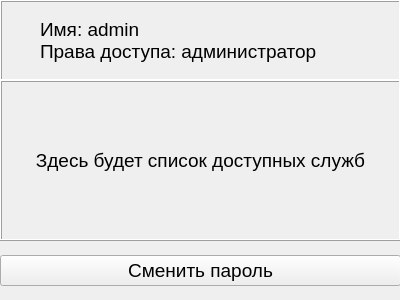
Before: the Qt Designer form university_project_client/aboutuserform.ui in Fxsh-pro/university_project, drawn with Qt 5.
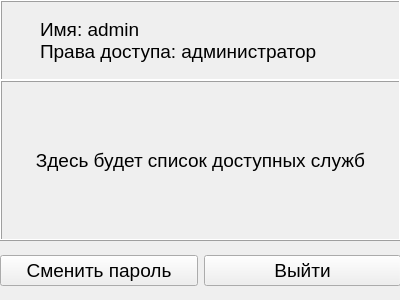
After: the same form once the commit is applied.

Diff of the .ui file:
```diff
--- a/university_project_client/aboutuserform.ui
+++ b/university_project_client/aboutuserform.ui
@@ -109,6 +109,18 @@
       </property>
      </widget>
     </item>
+    <item>
+     <widget class="QPushButton" name="pushButton_exit">
+      <property name="font">
+       <font>
+        <pointsize>14</pointsize>
+       </font>
+      </property>
+      <property name="text">
+       <string>Выйти</string>
+      </property>
+     </widget>
+    </item>
    </layout>
   </widget>
  </widget>
```
